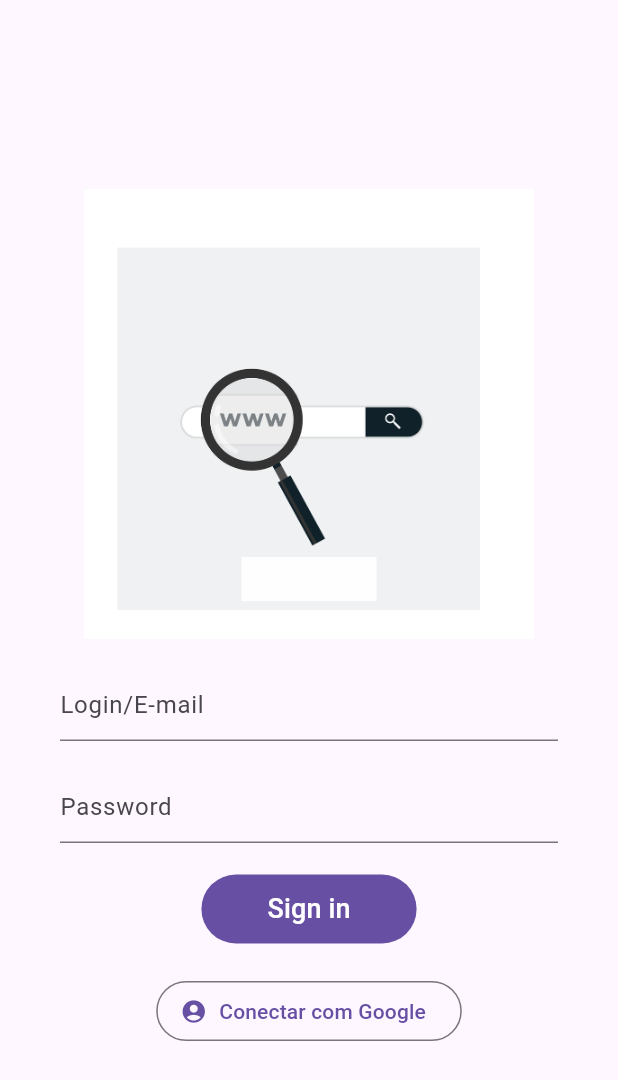
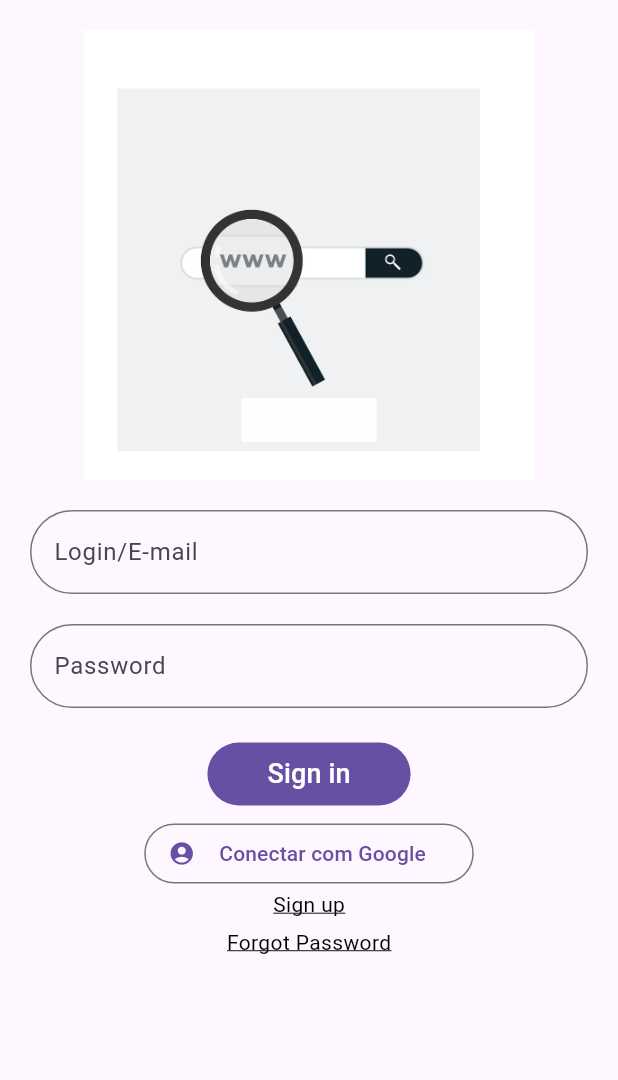
Before and after one commit to lhaislla/fpa, a Flutter app: the screen it shows after launch, on a phone screen of 412 x 824 dp. Shown: the top 1080 px of the screen. Run offline on Flutter 3.47's test engine with Material 3 defaults, Android fonts, the light colour scheme and no system bars.

Commit message:
Fluxo das telas de login

```diff
--- /dev/null
+++ b/lib/core/routes/routes.dart
@@ -0,0 +1,12 @@
+import 'package:flutter/material.dart';
+import 'package:fpa/views/LoginScreen/login.dart';
+import 'package:fpa/views/LoginScreen/cadastro.dart';
+import 'package:fpa/views/LoginScreen/reset_password.dart';
+
+Map<String, WidgetBuilder> loadRoutes(BuildContext context) {
+  return {
+    '/login': (context) => LoginScreen(),
+    '/cadastro': (context) => CadastroScreen(),
+    '/reset_password': (context) => ResetPasswordScreen()
+  };
+}
--- /dev/null
+++ b/lib/core/widgets/AppIcon/icon.dart
@@ -0,0 +1,13 @@
+import 'package:flutter/cupertino.dart';
+
+class AppIcon extends StatelessWidget {
+  const AppIcon({super.key});
+
+  @override
+  Widget build(BuildContext context) {
+    return Padding(
+      padding: EdgeInsets.zero,
+      child: Image.asset('assets/image/logo_fpa.png', width: 300, height: 300),
+    );
+  }
+}
--- a/lib/main.dart
+++ b/lib/main.dart
@@ -1,5 +1,8 @@
 import 'package:flutter/material.dart';
-import 'package:fpa/views/login.dart';
+import 'package:fpa/core/routes/routes.dart';
+import 'package:fpa/views/LoginScreen/login.dart';
+import 'package:fpa/views/LoginScreen/cadastro.dart';
+import 'package:fpa/views/LoginScreen/reset_password.dart';
 
 void main() {
   runApp(const MyApp());
@@ -12,10 +15,11 @@ class MyApp extends StatelessWidget {
     return MaterialApp(
       debugShowCheckedModeBanner: false,
       title: 'Login App',
+      initialRoute: '/login',
+      routes: loadRoutes(context),
       theme: ThemeData(
         primarySwatch: Colors.purple,
       ),
-      home: LoginScreen(),
     );
   }
 }
--- /dev/null
+++ b/lib/shared/widgets/Buttons/ConfigurePaddingSizes.dart
@@ -0,0 +1,16 @@
+List<double> configurePaddingSizes(String? initialPaddingConfig) {
+
+  if (initialPaddingConfig == "" || initialPaddingConfig == null) return [8,16,8,16];
+
+  var paddings = initialPaddingConfig.split(" ").map((e) => double.parse(e)).toList();
+
+  if (paddings.length == 1) {
+    return List.filled(4, paddings[0]);
+  } else if (paddings.length == 2) {
+    return [paddings[0], paddings[1], paddings[0], paddings[1]];
+  } else if (paddings.length == 4) {
+    return [paddings[0], paddings[1], paddings[2], paddings[3]];
+  } else {
+    throw Error.safeToString('"Incorrect padding configuration"');
+  }
+}
--- /dev/null
+++ b/lib/shared/widgets/Buttons/DefaultButton.dart
@@ -0,0 +1,55 @@
+import 'package:flutter/material.dart';
+import 'package:fpa/shared/widgets/Buttons/ConfigurePaddingSizes.dart';
+
+class DefaultButton extends StatelessWidget {
+
+  void Function()? onPressed;
+  IconData? icon;
+  double? fontSize;
+  String? padding = "8 16 8 16"; // Format: (<top> <right> <bottom> <left>) (<vertical> <horizontal>) (<all Edges>)
+  String text;
+
+
+  DefaultButton({
+    this.onPressed,
+    this.icon,
+    this.padding,
+    this.fontSize,
+    this.text = ''
+  });
+
+  @override
+  Widget build(BuildContext context) {
+
+    var [top,right,bottom,left] = configurePaddingSizes(padding);
+
+    FilledButton loadWidget;
+
+    if (icon == null) {
+      loadWidget = FilledButton(
+        onPressed: onPressed,
+        child: Padding(
+          padding: EdgeInsets.fromLTRB(left,top,right,bottom),
+          child: Text(
+            text,
+            style: TextStyle(fontSize: 18),
+          ),
+        ),
+      );
+    } else {
+      loadWidget = FilledButton.icon(
+        icon: Icon(icon),
+        onPressed: onPressed,
+        label: Padding(
+          padding: EdgeInsets.fromLTRB(left,top,right,bottom),
+          child: Text(
+            text,
+            style: TextStyle(fontSize: fontSize),
+          ),
+        ),
+      );
+    }
+
+    return loadWidget;
+  }
+}
--- /dev/null
+++ b/lib/shared/widgets/Buttons/SecondButton.dart
@@ -0,0 +1,55 @@
+import 'package:flutter/material.dart';
+import 'package:fpa/shared/widgets/Buttons/ConfigurePaddingSizes.dart';
+
+class SecondButton extends StatelessWidget {
+
+  void Function()? onPressed;
+  IconData? icon;
+  double? fontSize;
+  String? padding = "8 16 8 16"; // Format: (<top> <right> <bottom> <left>) (<vertical> <horizontal>) (<all Edges>)
+  String text;
+
+
+  SecondButton({
+    this.onPressed,
+    this.icon,
+    this.padding,
+    this.fontSize,
+    this.text = ''
+  });
+
+  @override
+  Widget build(BuildContext context) {
+
+    var [top,right,bottom,left] = configurePaddingSizes(padding);
+
+    OutlinedButton loadWidget;
+
+    if (icon == null) {
+      loadWidget = OutlinedButton(
+        onPressed: onPressed,
+        child: Padding(
+          padding: EdgeInsets.fromLTRB(left,top,right,bottom),
+          child: Text(
+            text,
+            style: TextStyle(fontSize: fontSize),
+          ),
+        ),
+      );
+    } else {
+      loadWidget = OutlinedButton.icon(
+        icon: Icon(icon),
+        onPressed: onPressed,
+        label: Padding(
+          padding: EdgeInsets.fromLTRB(left,top,right,bottom),
+          child: Text(
+            text,
+            style: TextStyle(fontSize: fontSize),
+          ),
+        ),
+      );
+    }
+
+    return loadWidget;
+  }
+}
--- /dev/null
+++ b/lib/shared/widgets/Inputs/AppInput.dart
@@ -0,0 +1,20 @@
+import 'package:flutter/material.dart';
+
+class AppInput extends StatelessWidget {
+
+  String hintText;
+
+  AppInput({super.key, required this.hintText});
+
+  @override
+  Widget build(BuildContext context) {
+    return TextFormField(
+
+      decoration: InputDecoration(
+        hintText: hintText,
+        border: const OutlineInputBorder(borderRadius: BorderRadius.all(Radius.circular(32))),
+
+      ),
+    );
+  }
+}
--- /dev/null
+++ b/lib/views/LoginScreen/login.dart
@@ -0,0 +1,83 @@
+import 'package:flutter/material.dart';
+import 'package:fpa/core/widgets/AppIcon/icon.dart';
+import 'package:fpa/shared/widgets/Buttons/DefaultButton.dart';
+import 'package:fpa/shared/widgets/Buttons/SecondButton.dart';
+import 'package:fpa/shared/widgets/Inputs/AppInput.dart';
+import 'package:fpa/views/LoginScreen/cadastro.dart';
+import 'package:fpa/views/LoginScreen/reset_password.dart';
+
+class LoginScreen extends StatelessWidget {
+  @override
+  Widget build(BuildContext context) {
+    return Scaffold(
+      body: SingleChildScrollView(
+        child: Center(
+          child: Column(
+            mainAxisAlignment: MainAxisAlignment.center,
+            children: <Widget>[
+              SizedBox(height: 20),
+              AppIcon(),
+              SizedBox(height: 20),
+              Padding(
+                padding: const EdgeInsets.symmetric(horizontal: 20),
+                child: AppInput(
+                  hintText: "Login/E-mail",
+                ),
+              ),
+              SizedBox(height: 20),
+              Padding(
+                padding: const EdgeInsets.symmetric(horizontal: 20),
+                child: AppInput(
+                  hintText: "Password",
+                ),
+              ),
+              SizedBox(height: 20),
+              DefaultButton(
+                onPressed: () {},
+                text: 'Sign in',
+              ),
+              SizedBox(height: 5),
+              SecondButton(
+                padding: "8",
+                onPressed: () async {},
+                icon: Icons.account_circle,
+                text: 'Conectar com Google',
+              ),
+              GestureDetector(
+                onTap: () {
+                  Navigator.push(
+                      context,
+                      MaterialPageRoute(
+                          builder: (context) => CadastroScreen()));
+                },
+                child: Text(
+                  'Sign up',
+                  style: TextStyle(
+                    color: Colors.black,
+                    decoration: TextDecoration.underline,
+                  ),
+                ),
+              ),
+              SizedBox(height: 5),
+              GestureDetector(
+                onTap: () {
+                  Navigator.push(
+                      context,
+                      MaterialPageRoute(
+                          builder: (context) => ResetPasswordScreen()));
+                },
+                child: Text(
+                  'Forgot Password',
+                  style: TextStyle(
+                    color: Colors.black,
+                    decoration: TextDecoration.underline,
+                  ),
+                ),
+              ),
+            ],
+          ),
+        ),
+      ),
+    );
+  }
+}
--- a/lib/views/login.dart
+++ /dev/null
@@ -1,57 +0,0 @@
-import 'package:flutter/material.dart';
-
-class LoginScreen extends StatelessWidget {
-  @override
-  Widget build(BuildContext context) {
-    return Scaffold(
-      body: Center(
-        child: Column(
-          mainAxisAlignment: MainAxisAlignment.center,
-          children: <Widget>[
-            Image.asset('assets/image/logo_fpa.png', width: 300, height: 300),
-            SizedBox(height: 20),
-            Padding(
-              padding: const EdgeInsets.symmetric(horizontal: 40),
-              child: TextFormField(
-                decoration: InputDecoration(
-                  hintText: 'Login/E-mail',
-                ),
-              ),
-            ),
-            SizedBox(height: 20),
-            Padding(
-              padding: const EdgeInsets.symmetric(horizontal: 40),
-              child: TextFormField(
-                obscureText: true,
-                decoration: InputDecoration(
-                  hintText: 'Password',
-                ),
-              ),
-            ),
-            SizedBox(height: 20),
-            FilledButton(
-              onPressed: () {
-                // Autenticação do Firebase aqui
-              },
-              child: Padding(
-                padding: EdgeInsets.symmetric(horizontal: 20, vertical: 10),
-                child: Text(
-                  'Sign in',
-                  style: TextStyle(fontSize: 18),
-                ),
-              ),
-            ),
-            SizedBox(height: 20),
-            OutlinedButton.icon(
-              onPressed: () async {
-                // Autenticação com o Google aqui
-              },
-              icon: Icon(Icons.account_circle),
-              label: Text('Conectar com Google'),
-            ),
-          ],
-        ),
-      ),
-    );
-  }
-}
```
Also changed, not shown: lib/views/LoginScreen/cadastro.dart (added, +71 -0 lines), lib/views/LoginScreen/reset_password.dart (added, +49 -0 lines), lib/views/RegisterScreen/register.dart (added), lib/views/ViewScreen/view.dart (added).
